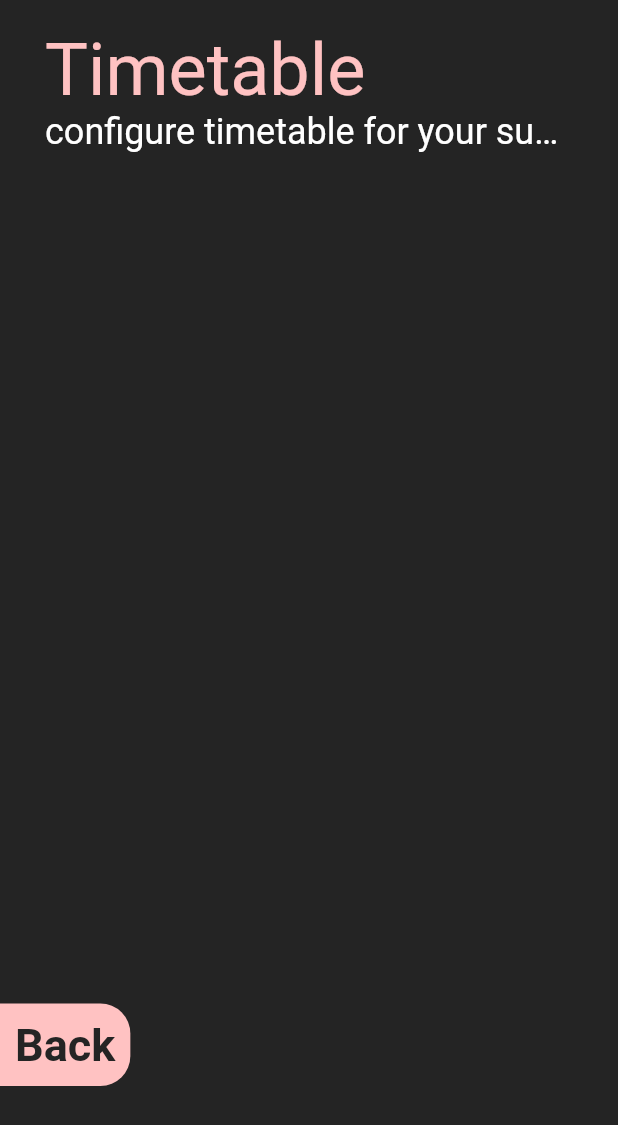
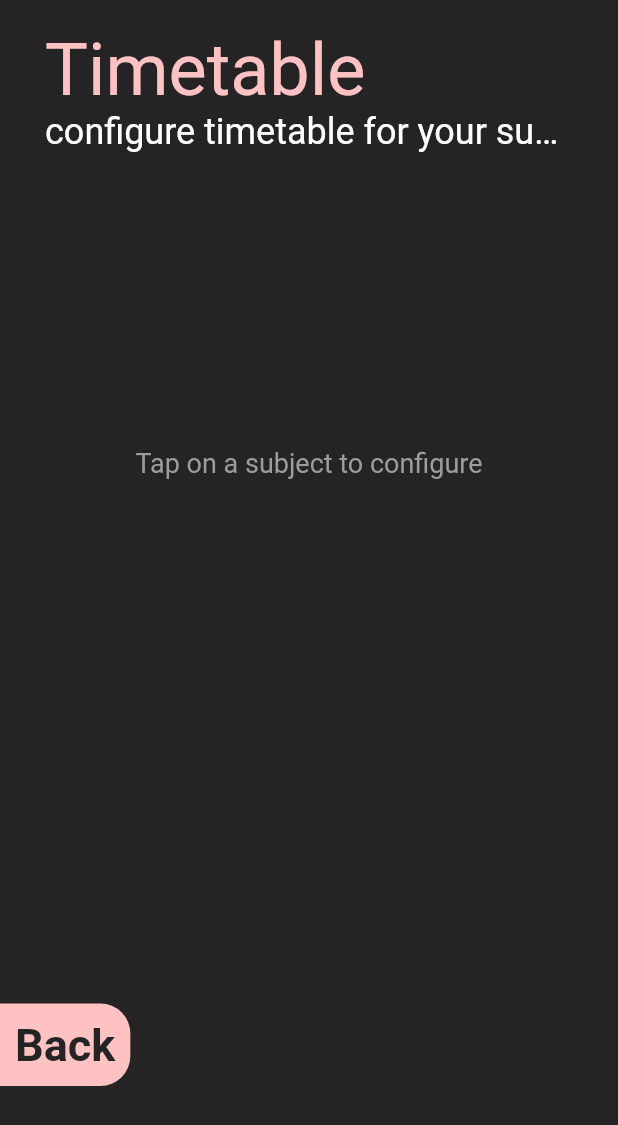
Before and after one commit to krispykalsi/pretend, a Flutter app: the TimetableSetupStatusPage screen opened directly with empty values, on a phone screen of 412 x 824 dp. Shown: the top 1125 px of the screen. Run offline on Flutter 3.47's test engine with Material 2 defaults, Android fonts, the phone set to English and light mode, and no system bars; our stand-ins replace auto_route, bloc, dartz, equatable, flutter_bloc, get_it and 3 more; accounts and stored records are empty.

Commit message:
add timetable setup page BLoC and connect with usecase

```diff
--- /dev/null
+++ b/lib/application/bloc/setup/timetable/timetable_setup_bloc.dart
@@ -0,0 +1,37 @@
+import 'dart:async';
+
+import 'package:bloc/bloc.dart';
+import 'package:equatable/equatable.dart';
+import 'package:pretend/domain/entities/timetable.dart';
+import 'package:pretend/domain/usecases/set_timetable.dart';
+
+part 'timetable_setup_event.dart';
+
+part 'timetable_setup_state.dart';
+
+class TimetableSetupBloc
+    extends Bloc<TimetableSetupEvent, TimetableSetupState> {
+  final SetTimetable setTimetable;
+
+  TimetableSetupBloc({required this.setTimetable})
+      : super(TimetableSetupInitial());
+
+  @override
+  Stream<TimetableSetupState> mapEventToState(
+      TimetableSetupEvent event) async* {
+    if (event is SaveTimetableEvent) {
+      yield TimetableSaving();
+      final either = await setTimetable(SetTimetableParams(event.timetable));
+      yield* either.fold(
+        (failure) async* {
+          yield TimetableNotSavedError(message: failure.message);
+        },
+        (success) async* {
+          yield TimetableSaved();
+        },
+      );
+    } else if (event is ResetSetupEvent) {
+      yield TimetableSetupInitial();
+    }
+  }
+}
--- /dev/null
+++ b/lib/application/bloc/setup/timetable/timetable_setup_event.dart
@@ -0,0 +1,21 @@
+part of 'timetable_setup_bloc.dart';
+
+abstract class TimetableSetupEvent extends Equatable {
+  const TimetableSetupEvent();
+}
+
+class SaveTimetableEvent extends TimetableSetupEvent {
+  final Timetable timetable;
+
+  const SaveTimetableEvent({required this.timetable});
+
+  @override
+  List<Object> get props => [timetable];
+}
+
+class ResetSetupEvent extends TimetableSetupEvent {
+  const ResetSetupEvent();
+
+  @override
+  List<Object> get props => [];
+}
--- /dev/null
+++ b/lib/application/bloc/setup/timetable/timetable_setup_state.dart
@@ -0,0 +1,35 @@
+part of 'timetable_setup_bloc.dart';
+
+abstract class TimetableSetupState extends Equatable {
+  const TimetableSetupState();
+}
+
+class TimetableSetupInitial extends TimetableSetupState {
+  const TimetableSetupInitial();
+
+  @override
+  List<Object> get props => [];
+}
+
+class TimetableSaving extends TimetableSetupState {
+  const TimetableSaving();
+
+  @override
+  List<Object> get props => [];
+}
+
+class TimetableSaved extends TimetableSetupState {
+  const TimetableSaved();
+
+  @override
+  List<Object> get props => [];
+}
+
+class TimetableNotSavedError extends TimetableSetupState {
+  final String message;
+
+  const TimetableNotSavedError({required this.message});
+
+  @override
+  List<Object> get props => [];
+}
--- a/lib/presentation/setup/timetable/timetable_setup_status_page.dart
+++ b/lib/presentation/setup/timetable/timetable_setup_status_page.dart
@@ -1,6 +1,9 @@
 import 'package:flutter/material.dart';
+import 'package:flutter_bloc/flutter_bloc.dart';
+import 'package:pretend/application/bloc/setup/timetable/timetable_setup_bloc.dart';
 import 'package:pretend/domain/entities/subject.dart';
 import 'package:pretend/domain/entities/timetable.dart';
+import 'package:pretend/injection_container.dart';
 import 'package:pretend/presentation/common/accent_button.dart';
 import 'package:pretend/presentation/common/custom_scaffold.dart';
 import 'package:pretend/presentation/common/custom_dialog.dart';
@@ -24,7 +27,10 @@ class TimetableSetupStatusPage extends StatefulWidget {
 class _TimetableSetupStatusPageState extends State<TimetableSetupStatusPage> {
   final _timetableNotifier = TimetableNotifier();
   final _timetable = Timetable(TimetableMap(), []);
-  bool _showNextButton = false;
+  bool _shouldShowDoneButton = false;
+  bool _savingTimetable = false;
+
+  final _timetableSetupBloc = sl<TimetableSetupBloc>();
 
   @override
   void dispose() {
@@ -33,23 +39,34 @@ class _TimetableSetupStatusPageState extends State<TimetableSetupStatusPage> {
   }
 
   void _onSetupStatusChanged() {
-    var shouldShowNextButton = true;
+    var allSubjectsConfigured = true;
     widget._selectedSubjects.forEach((subject) {
-      shouldShowNextButton &= _timetableNotifier.value[subject.code] != null;
+      allSubjectsConfigured &= _timetableNotifier.value[subject.code] != null;
     });
-    if (shouldShowNextButton != _showNextButton) {
+    if (allSubjectsConfigured != _shouldShowDoneButton) {
       setState(() {
-        _showNextButton = shouldShowNextButton;
+        _shouldShowDoneButton = allSubjectsConfigured;
+        if (!(_timetableSetupBloc.state is TimetableSetupInitial) &&
+            _shouldShowDoneButton == false) {
+          _timetableSetupBloc.add(ResetSetupEvent());
+        }
+        _savingTimetable = false;
       });
     }
   }
 
-  void _onNextTap() {
+  void _onDoneTap() {
     _timetableNotifier.value.forEach((subjectCode, selectionState) {
       _timetable.addSubject(subjectCode, selectionState);
     });
-    print(_timetable);
-    print(_timetable.subjectCodes);
+
+    _timetableSetupBloc.add(SaveTimetableEvent(timetable: _timetable));
+    setState(() => _savingTimetable = true);
+  }
+
+  void _onBackTap() async {
+    var shouldGoBack = await context.showConfirmationDialog();
+    if (shouldGoBack) Navigator.of(context).pop();
   }
 
   @override
@@ -63,30 +80,68 @@ class _TimetableSetupStatusPageState extends State<TimetableSetupStatusPage> {
           children: [
             Align(
               alignment: Alignment(0, -0.5),
-              child: TimetableSetupStatus(
-                onSetupStatusChanged: _onSetupStatusChanged,
-                subjects: widget._selectedSubjects,
-                notifier: _timetableNotifier,
+              child: Column(
+                mainAxisSize: MainAxisSize.min,
+                children: [
+                  TimetableSetupStatus(
+                    onSetupStatusChanged: _onSetupStatusChanged,
+                    subjects: widget._selectedSubjects,
+                    notifier: _timetableNotifier,
+                  ),
+                  SizedBox(height: 10),
+                  _buildHelperMessage,
+                ],
               ),
             ),
-            Positioned(
-              left: 0,
+            AnimatedPositioned(
+              duration: const Duration(milliseconds: 200),
+              left: !_savingTimetable ? 0 : -100,
               bottom: 100,
-              child: BackAccentButton(onTap: () async {
-                var shouldGoBack = await context.showConfirmationDialog();
-                if (shouldGoBack) Navigator.of(context).pop();
-              }),
+              child: BackAccentButton(onTap: _onBackTap),
             ),
-            _showNextButton
-                ? Positioned(
-                    right: 0,
-                    bottom: 100,
-                    child: DoneAccentButton(onTap: _onNextTap),
-                  )
-                : SizedBox.shrink(),
+            AnimatedPositioned(
+              duration: const Duration(milliseconds: 200),
+              right: _shouldShowDoneButton && !_savingTimetable ? 0 : -100,
+              bottom: 100,
+              child: DoneAccentButton(onTap: _onDoneTap),
+            ),
           ],
         ),
       ),
     );
   }
+
+  Widget get _buildHelperMessage {
+    return BlocBuilder(
+      bloc: _timetableSetupBloc,
+      builder: (context, state) {
+        if (state is TimetableSetupInitial) {
+          if (_shouldShowDoneButton) {
+            return Text("All done! Tap done to continue");
+          } else {
+            return Text("Tap on a subject to configure");
+          }
+        } else if (state is TimetableSaving) {
+          return CircularProgressIndicator();
+        } else if (state is TimetableSaved) {
+          return Text(
+            "Timetable saved successfully",
+            style: TextStyle(color: Colors.lightGreen),
+          );
+        } else if (state is TimetableNotSavedError) {
+          WidgetsBinding.instance?.addPostFrameCallback((_) {
+            setState(() {
+              _savingTimetable = false;
+            });
+          });
+          return Text(
+            state.message,
+            style: TextStyle(color: Colors.redAccent),
+          );
+        } else {
+          return SizedBox.shrink();
+        }
+      },
+    );
+  }
 }
--- a/pubspec.yaml
+++ b/pubspec.yaml
@@ -39,6 +39,7 @@ dependencies:
   # Hive
   hive: ^2.0.4
   hive_flutter: ^1.1.0
+  path_provider: ^2.0.6
   # Fonts
   google_fonts: ^2.1.0
   # Router
```
Also changed, not shown: lib/injection_container.dart (+21 -0 lines), pubspec.lock.
